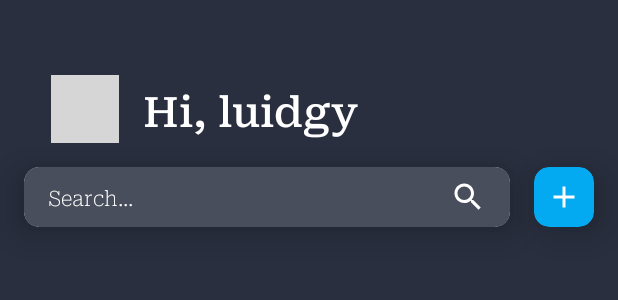
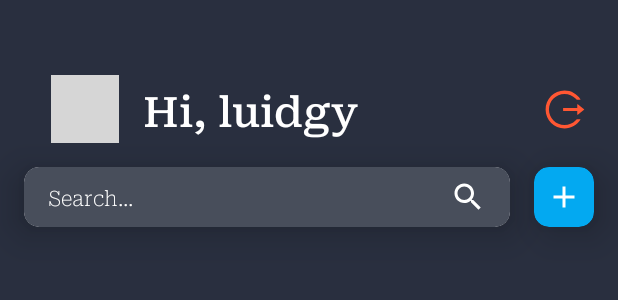
Before and after one commit to LukyanovPA/RocketChat, an Android app: the layout fragment_home.xml on its own in the app's theme, with its tools: preview values and no code run, on a phone screen of 412 x 824 dp. Shown: the top 300 px of the screen. Run offline under Robolectric (Android 15) with nearby library versions, the phone set to English and light mode, and no system bars; grey boxes are pictures that could not be loaded.

Commit message:
feat: log out

```diff
--- a/app/src/main/java/com/pavellukyanov/rocketchat/presentation/MainViewModel.kt
+++ b/app/src/main/java/com/pavellukyanov/rocketchat/presentation/MainViewModel.kt
@@ -1,18 +1,15 @@
 package com.pavellukyanov.rocketchat.presentation
 
-import com.pavellukyanov.rocketchat.domain.repository.IAuth
 import com.pavellukyanov.rocketchat.domain.utils.UserInfo
 import com.pavellukyanov.rocketchat.presentation.base.BaseViewModel
 import javax.inject.Inject
 
 class MainViewModel @Inject constructor(
     navigator: MainNavigator,
-    private val userInfo: UserInfo,
-    private val iAuth: IAuth
+    private val userInfo: UserInfo
 ) : BaseViewModel<MainNavigator>(navigator) {
 
     fun checkAuth() {
-//        launchIO { iAuth.logout().collect { } }
         if (userInfo.tokens?.token != null && userInfo.tokens?.refreshToken != null) {
             navigator.forwardToHome()
         } else {
--- a/app/src/main/java/com/pavellukyanov/rocketchat/presentation/feature/home/ChatroomsAdapter.kt
+++ b/app/src/main/java/com/pavellukyanov/rocketchat/presentation/feature/home/ChatroomsAdapter.kt
@@ -35,10 +35,7 @@ class ChatroomViewHolder(override val binding: ListItemChatroomBinding) : BaseVi
                 chatroomImg.load(item.chatroomImg, circleCrop = true)
                 chatroomName.text = item.name
                 chatroomLastMessage.text = item.lastMessage
-                val date =
-                    Instant.ofEpochMilli(item.lastMessageTimeStamp!!).atZone(ZoneId.systemDefault()).toLocalDate()
-
-                chatroomLastMessageTimestamp.text = DateUtil.localDateToString(date)
+                chatroomLastMessageTimestamp.text = DateUtil.longToDateString(item.lastMessageTimeStamp)
             }
         }
     }
--- a/app/src/main/java/com/pavellukyanov/rocketchat/presentation/feature/home/HomeFragment.kt
+++ b/app/src/main/java/com/pavellukyanov/rocketchat/presentation/feature/home/HomeFragment.kt
@@ -34,6 +34,7 @@ class HomeFragment : ChatroomsAdapter.ChatroomListener, BaseFragment<HomeViewMod
         createChatroomContainer.setOnClickListener { vm.createNewChatRoom() }
         mainAvatar.setOnClickListener { vm.changeAvatar() }
         mainSearch.setOnTextChangeListener { vm.search(it) }
+        mainLogout.setOnClickListener { vm.onClickLogOut() }
     }
 
     private fun setMyAccountData(myAccount: MyAccount) = with(binding) {
--- a/app/src/main/java/com/pavellukyanov/rocketchat/presentation/feature/home/HomeNavigator.kt
+++ b/app/src/main/java/com/pavellukyanov/rocketchat/presentation/feature/home/HomeNavigator.kt
@@ -2,6 +2,7 @@ package com.pavellukyanov.rocketchat.presentation.feature.home
 
 import androidx.fragment.app.FragmentManager
 import com.pavellukyanov.rocketchat.presentation.base.BaseNavigator
+import com.pavellukyanov.rocketchat.presentation.feature.auth.signin.SignInFragment
 import com.pavellukyanov.rocketchat.presentation.feature.chatroom.create.CreateChatroomFragment
 import javax.inject.Inject
 
@@ -11,4 +12,8 @@ class HomeNavigator @Inject constructor(
     fun forwardToCreateChatroom() {
         forward(CreateChatroomFragment.newInstance(), CreateChatroomFragment.TAG)
     }
+
+    fun forwardToSignIn() {
+        replace(SignInFragment.newInstance(), SignInFragment.TAG)
+    }
 }
--- /dev/null
+++ b/app/src/main/res/drawable/ic_logout.xml
@@ -0,0 +1,9 @@
+<vector xmlns:android="http://schemas.android.com/apk/res/android"
+    android:width="1024dp"
+    android:height="1024dp"
+    android:viewportWidth="1024"
+    android:viewportHeight="1024">
+  <path
+      android:fillColor="#FF5733"
+      android:pathData="M868,732h-70.3c-4.8,0 -9.3,2.1 -12.3,5.8 -7,8.5 -14.5,16.7 -22.4,24.5a353.8,353.8 0,0 1,-112.7 75.9A352.8,352.8 0,0 1,512.4 866c-47.9,0 -94.3,-9.4 -137.9,-27.8a353.8,353.8 0,0 1,-112.7 -75.9,353.3 353.3,0 0,1 -76,-112.5C167.3,606.2 158,559.9 158,512s9.4,-94.2 27.8,-137.8c17.8,-42.1 43.4,-80 76,-112.5s70.5,-58.1 112.7,-75.9c43.6,-18.4 90,-27.8 137.9,-27.8 47.9,0 94.3,9.3 137.9,27.8 42.2,17.8 80.1,43.4 112.7,75.9 7.9,7.9 15.3,16.1 22.4,24.5 3,3.7 7.6,5.8 12.3,5.8L868,292c6.3,0 10.2,-7 6.7,-12.3C798,160.5 663.8,81.6 511.3,82 271.7,82.6 79.6,277.1 82,516.4 84.4,751.9 276.2,942 512.4,942c152.1,0 285.7,-78.8 362.3,-197.7 3.4,-5.3 -0.4,-12.3 -6.7,-12.3zM956.9,505.7L815,393.7c-5.3,-4.2 -13,-0.4 -13,6.3v76L488,476c-4.4,0 -8,3.6 -8,8v56c0,4.4 3.6,8 8,8h314v76c0,6.7 7.8,10.5 13,6.3l141.9,-112a8,8 0,0 0,0 -12.6z"/>
+</vector>
--- a/app/src/main/res/layout/fragment_home.xml
+++ b/app/src/main/res/layout/fragment_home.xml
@@ -26,6 +26,16 @@
         app:layout_constraintStart_toEndOf="@+id/main_avatar"
         app:layout_constraintTop_toTopOf="@+id/main_avatar"
         tools:text="Hi, luidgy" />
+
+    <androidx.appcompat.widget.AppCompatImageView
+        android:id="@+id/main_logout"
+        android:layout_width="@dimen/margin_30"
+        android:layout_height="@dimen/margin_30"
+        app:srcCompat="@drawable/ic_logout"
+        app:layout_constraintBottom_toBottomOf="@+id/main_avatar"
+        app:layout_constraintEnd_toEndOf="@+id/create_chatroom_container"
+        app:layout_constraintStart_toStartOf="@+id/create_chatroom_container"
+        app:layout_constraintTop_toTopOf="@+id/main_avatar"/>
 
     <androidx.cardview.widget.CardView
         android:layout_width="@dimen/margin_0"
--- a/app/src/main/res/values/dimens.xml
+++ b/app/src/main/res/values/dimens.xml
@@ -3,6 +3,7 @@
     <dimen name="margin_26">26dp</dimen>
     <dimen name="margin_8">8dp</dimen>
     <dimen name="margin_16">16dp</dimen>
+    <dimen name="margin_30">30dp</dimen>
     <dimen name="margin_36">36dp</dimen>
     <dimen name="margin_24">24dp</dimen>
     <dimen name="margin_4">4dp</dimen>
```
Also changed, not shown: app/src/main/java/com/pavellukyanov/rocketchat/core/di/module/UseCaseModule.kt (+4 -4 lines), app/src/main/java/com/pavellukyanov/rocketchat/domain/usecase/auth/LogOut.kt (added, +14 -0 lines), app/src/main/java/com/pavellukyanov/rocketchat/presentation/feature/home/HomeViewModel.kt (+10 -1 lines), app/src/main/java/com/pavellukyanov/rocketchat/utils/DateUtil.kt (+8 -0 lines).
